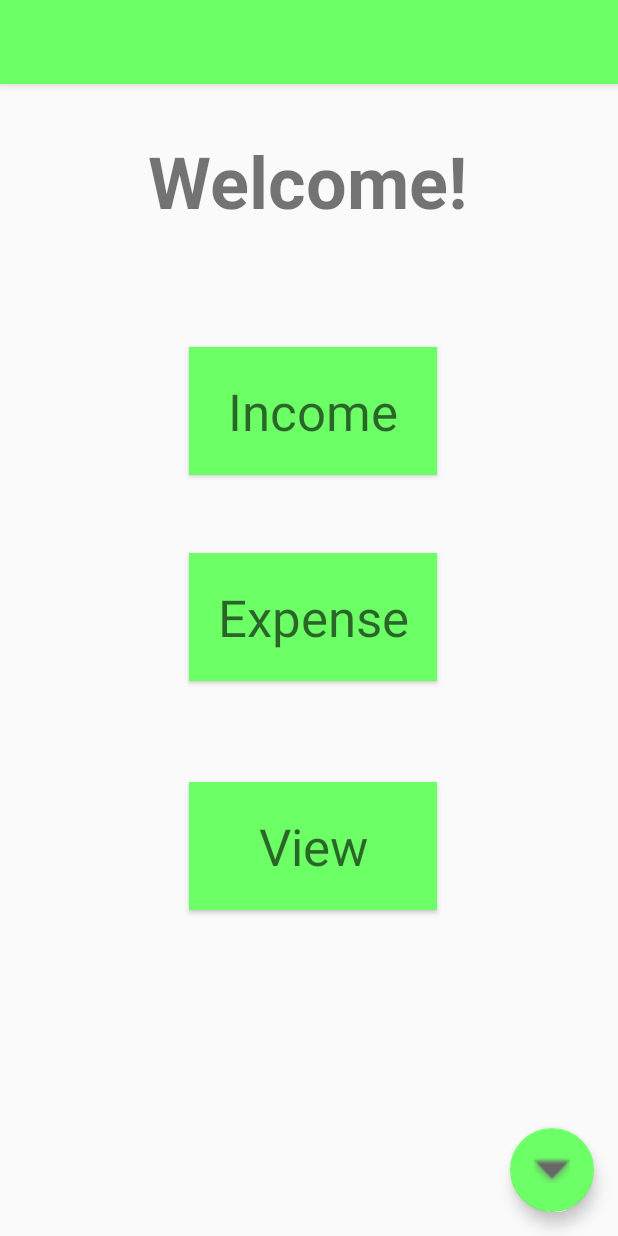
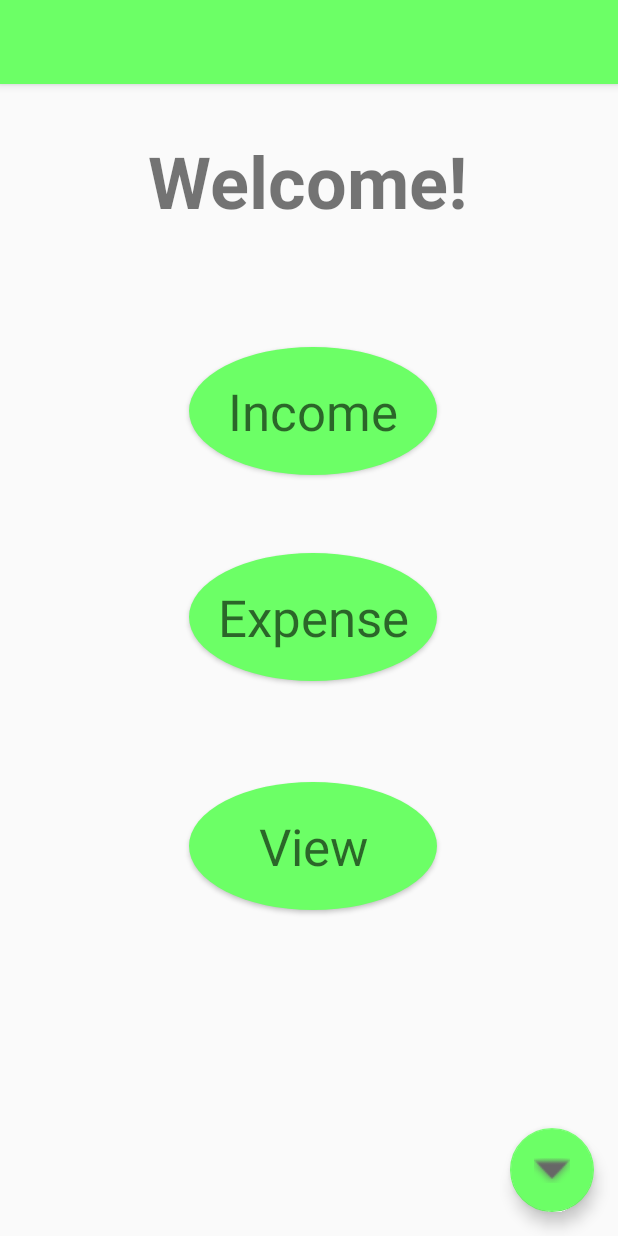
Before and after one commit to WSU-4110/Budget-Minimalism, an Android app: the screen it shows after launch (MainActivity), on a phone screen of 412 x 824 dp. Run offline under Robolectric (Android 15) with nearby library versions, the phone set to English and light mode, and no system bars.

Commit message:
Made main menu buttons round

```diff
--- /dev/null
+++ b/BudgetMinimalism/app/src/main/res/drawable/roundedbutton.xml
@@ -0,0 +1,13 @@
+<?xml version="1.0" encoding="utf-8"?>
+<selector xmlns:android="http://schemas.android.com/apk/res/android">
+    <item android:state_pressed="false">
+        <shape android:shape="oval">
+            <solid android:color="#6cff66"/>
+        </shape>
+    </item>
+    <item android:state_pressed="true">
+        <shape android:shape="oval">
+            <solid android:color="#6cff66"/>
+        </shape>
+    </item>
+</selector>
--- a/BudgetMinimalism/app/src/main/res/layout/content_main.xml
+++ b/BudgetMinimalism/app/src/main/res/layout/content_main.xml
@@ -29,7 +29,7 @@
         android:layout_marginEnd="16dp"
         android:layout_marginRight="16dp"
         android:layout_marginBottom="16dp"
-        android:background="#6cff66"
+        android:background="@drawable/roundedbutton"
         android:text="@string/Income"
         android:textAppearance="@style/TextAppearance.AppCompat.Display1"
         app:layout_constraintBottom_toBottomOf="parent"
@@ -49,7 +49,7 @@
         android:layout_marginEnd="16dp"
         android:layout_marginRight="16dp"
         android:layout_marginBottom="16dp"
-        android:background="#6cff66"
+        android:background="@drawable/roundedbutton"
         android:text="@string/button_label3"
         android:textAppearance="@style/TextAppearance.AppCompat.Display1"
         app:layout_constraintBottom_toBottomOf="parent"
@@ -69,7 +69,7 @@
         android:layout_marginEnd="16dp"
         android:layout_marginRight="16dp"
         android:layout_marginBottom="16dp"
-        android:background="#6cff66"
+        android:background="@drawable/roundedbutton"
         android:text="@string/button_label4"
         android:textAppearance="@style/TextAppearance.AppCompat.Display1"
         app:layout_constraintBottom_toBottomOf="parent"
```
